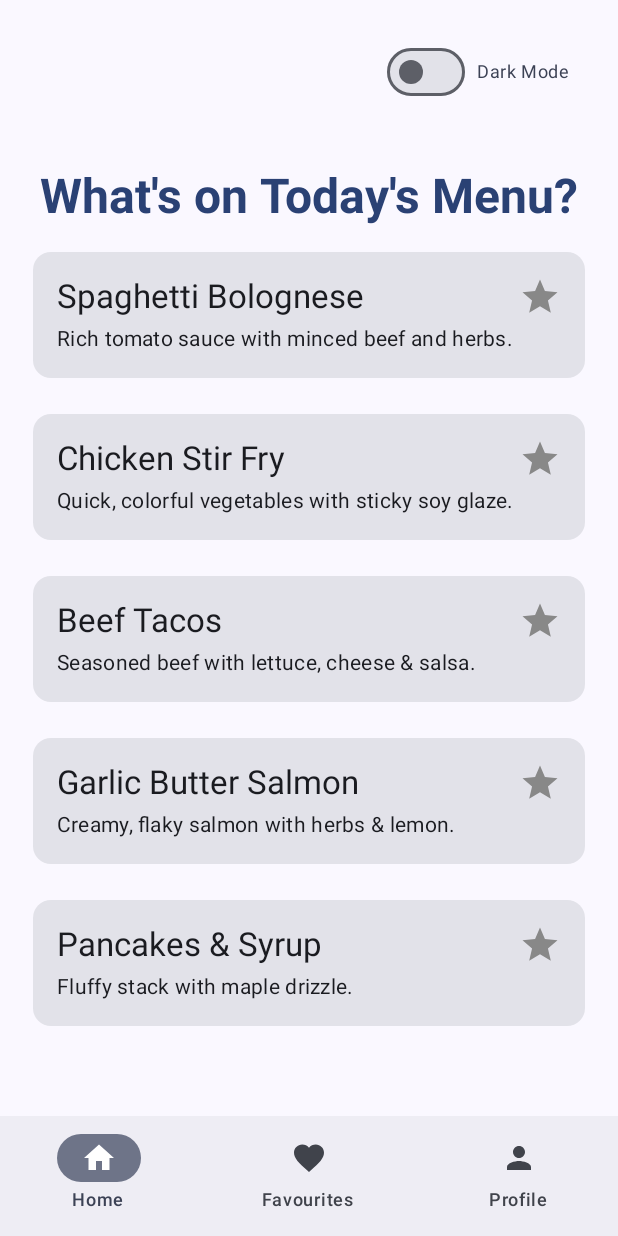
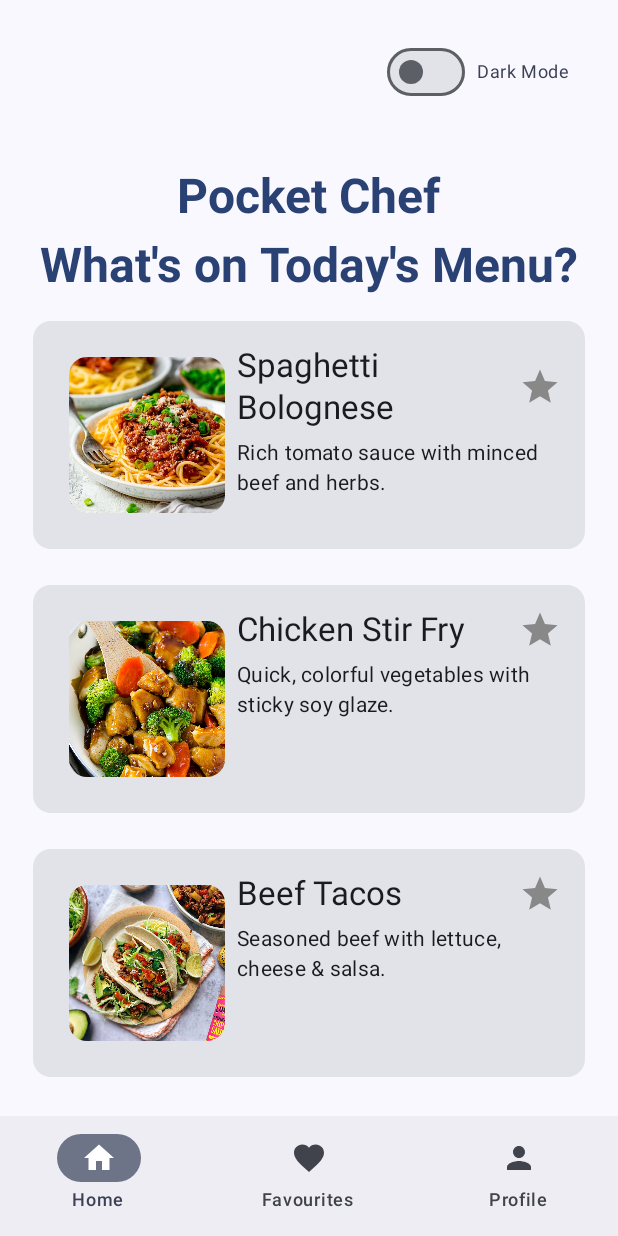
Before and after one commit to JoshuaDonnelly/Mobile-CA3, an Android app built with Jetpack Compose: the screen it shows after launch (MainActivity), on a phone screen of 412 x 824 dp. Run offline under Robolectric (Android 15) with nearby library versions, the phone set to English and light mode, and no system bars.

Commit message:
Feat: Add welcome message, icon for splash, refactor design

```diff
--- a/app/build.gradle.kts
+++ b/app/build.gradle.kts
@@ -52,6 +52,7 @@ dependencies {
     implementation(libs.androidx.compose.material3)
     implementation(libs.androidx.ui.tooling.preview)
     implementation(libs.compose.material3)
+    implementation(libs.androidx.ui)
     testImplementation(libs.junit)
     androidTestImplementation(libs.androidx.junit)
     androidTestImplementation(libs.androidx.espresso.core)
--- a/app/src/main/java/com/example/mobileca3/MainActivity.kt
+++ b/app/src/main/java/com/example/mobileca3/MainActivity.kt
@@ -6,6 +6,7 @@ import androidx.activity.ComponentActivity
 import androidx.activity.compose.setContent
 import androidx.activity.enableEdgeToEdge
 import androidx.compose.animation.core.*
+import androidx.compose.foundation.Image
 import androidx.compose.foundation.clickable
 import androidx.compose.foundation.isSystemInDarkTheme
 import androidx.compose.foundation.layout.*
@@ -19,9 +20,12 @@ import androidx.compose.material3.*
 import androidx.compose.runtime.*
 import androidx.compose.ui.Alignment
 import androidx.compose.ui.Modifier
+import androidx.compose.ui.draw.clip
 import androidx.compose.ui.graphics.Color
 import androidx.compose.ui.graphics.graphicsLayer
+import androidx.compose.ui.layout.ContentScale
 import androidx.compose.ui.platform.LocalContext
+import androidx.compose.ui.res.painterResource
 import androidx.compose.ui.text.TextStyle
 import androidx.compose.ui.text.font.FontWeight
 import androidx.compose.ui.unit.dp
@@ -94,7 +98,8 @@ object ProfileManager {
 
 data class Recipe(
     val title: String,
-    val description: String
+    val description: String,
+    val imageRes: Int
 )
 
 class MainActivity : ComponentActivity() {
@@ -146,7 +151,7 @@ fun PocketChef(darkTheme: Boolean, onThemeUpdated: () -> Unit) {
             }
 
             composable("home") {
-                homeScreen(
+                HomeScreen(
                     darkTheme = darkTheme,
                     onThemeUpdated = onThemeUpdated
                 )
@@ -173,28 +178,36 @@ fun SplashScreen() {
             .padding(16.dp),
         contentAlignment = Alignment.Center
     ) {
-        Text(
-            text = "Pocket Chef",
-            style = TextStyle(
-                fontSize = 48.sp,
-                fontWeight = FontWeight.Bold,
-                fontFamily = nunitoFont
-            )
+        Image(
+            painter = painterResource(id = R.drawable.icon),
+            contentDescription = "Pocket Chef",
+            modifier = Modifier
+                .size(120.dp)
+                .padding(8.dp)
+                .clip(MaterialTheme.shapes.medium),
+            contentScale = ContentScale.Crop
         )
     }
 }
 
 @Composable
-fun homeScreen(darkTheme: Boolean, onThemeUpdated: () -> Unit) {
+fun HomeScreen(darkTheme: Boolean, onThemeUpdated: () -> Unit) {
 
     val context = LocalContext.current
 
+    var username by remember { mutableStateOf("") }
+
+    LaunchedEffect(Unit) {
+        username = ProfileManager.getUsername(context)
+    }
+
+
     val sampleRecipes = listOf(
-        Recipe("Spaghetti Bolognese", "Rich tomato sauce with minced beef and herbs."),
-        Recipe("Chicken Stir Fry", "Quick, colorful vegetables with sticky soy glaze."),
-        Recipe("Beef Tacos", "Seasoned beef with lettuce, cheese & salsa."),
-        Recipe("Garlic Butter Salmon", "Creamy, flaky salmon with herbs & lemon."),
-        Recipe("Pancakes & Syrup", "Fluffy stack with maple drizzle.")
+        Recipe("Spaghetti Bolognese", "Rich tomato sauce with minced beef and herbs.", R.drawable.spagbol),
+        Recipe("Chicken Stir Fry", "Quick, colorful vegetables with sticky soy glaze.", R.drawable.stirfry),
+        Recipe("Beef Tacos", "Seasoned beef with lettuce, cheese & salsa.", R.drawable.tacos),
+        Recipe("Garlic Butter Salmon", "Creamy, flaky salmon with herbs & lemon.", R.drawable.salmon),
+        Recipe("Pancakes & Syrup", "Fluffy stack with maple drizzle.", R.drawable.pancakes)
     )
 
     Column(
@@ -227,6 +240,20 @@ fun homeScreen(darkTheme: Boolean, onThemeUpdated: () -> Unit) {
         }
 
         Spacer(modifier = Modifier.height(40.dp))
+        if (username.isEmpty()) {
+            AnimatedText(
+                text ="Pocket Chef",
+                style = MaterialTheme.typography.headlineLarge,
+                color = MaterialTheme.colorScheme.primary
+            )
+        } else {
+            AnimatedText(
+                text = "Hi Again, $username!",
+                style = MaterialTheme.typography.headlineLarge,
+                color = MaterialTheme.colorScheme.primary
+            )
+        }
+        Spacer(modifier = Modifier.height(8.dp))
 
         AnimatedText(
             text ="What's on Today's Menu?",
@@ -337,20 +364,41 @@ fun AnimatedRecipeCard(recipe: Recipe, index: Int) {
         animationSpec = tween(300),
         label = ""
     )
-
     Card(
         modifier = Modifier
             .fillMaxWidth()
             .graphicsLayer { translationY = offsetY; this.alpha = alpha }
             .padding(6.dp)
     ) {
-        Column(Modifier.padding(16.dp)) {
+        Row(
+            modifier = Modifier
+                .fillMaxWidth()
+                .padding(16.dp),
+            horizontalArrangement = Arrangement.Start
+        ) {
+
+            Image(
+                painter = painterResource(id = recipe.imageRes),
+                contentDescription = null,
+                modifier = Modifier
+                    .size(120.dp)
+                    .padding(8.dp)
+                    .clip(MaterialTheme.shapes.medium),
+                contentScale = ContentScale.Crop
+            )
+
+            Column(modifier = Modifier.weight(1f)) {
 
                 Row(
                     modifier = Modifier.fillMaxWidth(),
-                horizontalArrangement = Arrangement.SpaceBetween
+                    horizontalArrangement = Arrangement.SpaceBetween,
+                    verticalAlignment = Alignment.CenterVertically
                 ) {
-                Text(recipe.title, style = MaterialTheme.typography.titleLarge)
+                    Text(
+                        text = recipe.title,
+                        style = MaterialTheme.typography.titleLarge,
+                        modifier = Modifier.weight(1f)
+                    )
 
                     Icon(
                         imageVector = if (favouriteState) Icons.Filled.Star else Icons.Outlined.Star,
@@ -368,9 +416,13 @@ fun AnimatedRecipeCard(recipe: Recipe, index: Int) {
                     )
                 }
 
-            Spacer(Modifier.height(4.dp))
+                Spacer(Modifier.height(6.dp))
 
-            Text(recipe.description, style = MaterialTheme.typography.bodyMedium)
+                Text(
+                    text = recipe.description,
+                    style = MaterialTheme.typography.bodyMedium
+                )
+            }
         }
     }
 }
--- a/gradle/libs.versions.toml
+++ b/gradle/libs.versions.toml
@@ -11,6 +11,7 @@ composeBom = "2024.09.00"
 uiToolingPreview = "1.9.5"
 uiTooling = "1.9.5"
 composeMaterial3 = "1.5.5"
+ui = "1.10.0"
 
 [libraries]
 androidx-core-ktx = { group = "androidx.core", name = "core-ktx", version.ref = "coreKtx" }
@@ -30,6 +31,7 @@ androidx-compose-material3 = { group = "androidx.compose.material3", name = "mat
 androidx-ui-tooling-preview = { group = "androidx.compose.ui", name = "ui-tooling-preview", version.ref = "uiToolingPreview" }
 androidx-ui-tooling = { group = "androidx.compose.ui", name = "ui-tooling", version.ref = "uiTooling" }
 compose-material3 = { group = "androidx.wear.compose", name = "compose-material3", version.ref = "composeMaterial3" }
+androidx-ui = { group = "androidx.compose.ui", name = "ui", version.ref = "ui" }
 
 [plugins]
 android-application = { id = "com.android.application", version.ref = "agp" }
```
Also changed, not shown: app/src/main/res/drawable/icon.jpg (added), app/src/main/res/drawable/pancakes.jpg (added), app/src/main/res/drawable/salmon.jpg (added), app/src/main/res/drawable/spagbol.jpg (added), app/src/main/res/drawable/stirfry.jpg (added), app/src/main/res/drawable/tacos.jpg (added). Lines whose indentation alone changed are shown as unchanged.
